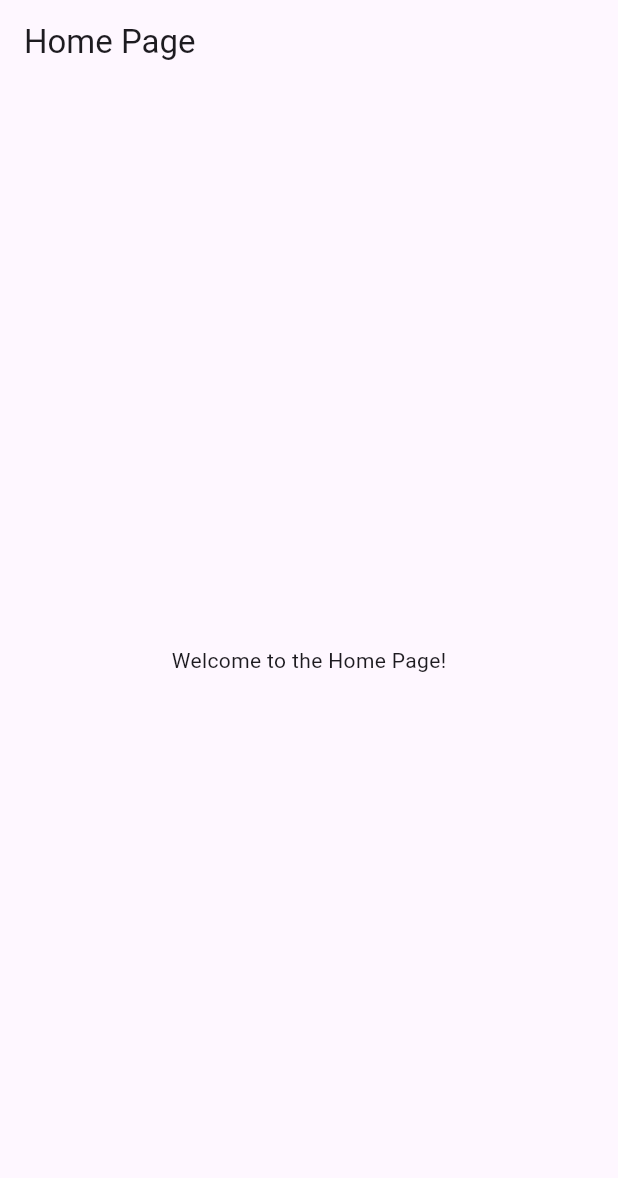
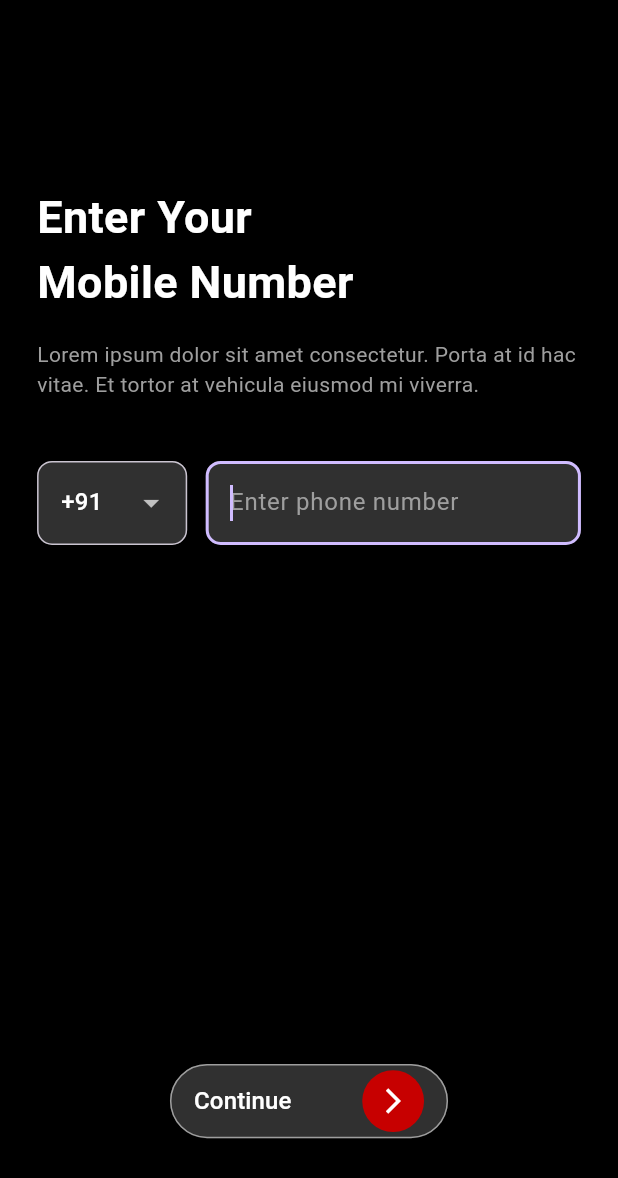
Before and after one commit to deepakdas-d/Noviindus_Machine_Task, a Flutter app: the screen it shows after launch, on a phone screen of 412 x 824 dp. Shown: the top 1178 px of the screen. Run offline on Flutter 3.47's test engine with Material 3 defaults, Android fonts, the phone set to English and light mode, and no system bars; our stand-ins replace flutter_dotenv, shared_preferences; accounts and stored records are empty.

Commit message:
login and logout set up completed with UI and Funtionalities

```diff
--- a/lib/main.dart
+++ b/lib/main.dart
@@ -1,22 +1,57 @@
 import 'package:flutter/material.dart';
-import 'package:noviindus/screens/home.dart';
+import 'package:flutter_dotenv/flutter_dotenv.dart';
+import 'package:provider/provider.dart';
+import 'providers/auth_provider.dart';
+import 'screens/login.dart';
+import 'screens/home.dart';
 
-void main() {
-  runApp(const MyApp());
+Future<void> main() async {
+  WidgetsFlutterBinding.ensureInitialized();
+  await dotenv.load(fileName: ".env");
+
+  runApp(
+    MultiProvider(
+      providers: [ChangeNotifierProvider(create: (_) => AuthProvider())],
+      child: const MyApp(),
+    ),
+  );
 }
 
 class MyApp extends StatelessWidget {
   const MyApp({super.key});
 
+  Future<void> _initializeAuth(BuildContext context) async {
+    final authProvider = Provider.of<AuthProvider>(context, listen: false);
+    await authProvider.loadUser(); // Load saved user/token
+  }
+
   @override
   Widget build(BuildContext context) {
-    return MaterialApp(
-      debugShowCheckedModeBanner: false,
-      title: 'Flutter Demo',
-      theme: ThemeData(
-        colorScheme: ColorScheme.fromSeed(seedColor: Colors.deepPurple),
-      ),
-      home: const Home(),
+    return FutureBuilder(
+      future: _initializeAuth(context),
+      builder: (context, snapshot) {
+        if (snapshot.connectionState != ConnectionState.done) {
+          // Show loading while checking saved login
+          return const MaterialApp(
+            home: Scaffold(body: Center(child: CircularProgressIndicator())),
+          );
+        }
+
+        final authProvider = Provider.of<AuthProvider>(context);
+
+        return MaterialApp(
+          debugShowCheckedModeBanner: false,
+          title: 'Noviindus Auth Demo',
+          theme: ThemeData.dark(),
+          home: authProvider.isLoggedIn ? const Home() : const Login(),
+          routes: {
+            '/login': (context) => const Login(),
+            '/home': (context) => const Home(),
+          },
+          onUnknownRoute: (settings) =>
+              MaterialPageRoute(builder: (context) => const Login()),
+        );
+      },
     );
   }
 }
--- /dev/null
+++ b/lib/models/login_modal.dart
@@ -0,0 +1,32 @@
+class LoginResponse {
+  final bool status;
+  final bool privilage;
+  final String phone;
+  final String refreshToken;
+  final String accessToken;
+
+  LoginResponse({
+    required this.status,
+    required this.privilage,
+    required this.phone,
+    required this.refreshToken,
+    required this.accessToken,
+  });
+
+  factory LoginResponse.fromJson(Map<String, dynamic> json) {
+    return LoginResponse(
+      status: json['status'] ?? false,
+      privilage: json['privilage'] ?? false,
+      phone: json['phone'] ?? '',
+      refreshToken: json['token']?['refresh'] ?? '',
+      accessToken: json['token']?['access'] ?? '',
+    );
+  }
+
+  Map<String, dynamic> toJson() => {
+    'status': status,
+    'privilage': privilage,
+    'phone': phone,
+    'token': {'refresh': refreshToken, 'access': accessToken},
+  };
+}
--- /dev/null
+++ b/lib/screens/login.dart
@@ -0,0 +1,188 @@
+import 'package:flutter/material.dart';
+import 'package:provider/provider.dart';
+import '../providers/auth_provider.dart';
+
+class Login extends StatelessWidget {
+  const Login({super.key});
+
+  @override
+  Widget build(BuildContext context) {
+    final authProvider = Provider.of<AuthProvider>(context, listen: true);
+    final phoneController = TextEditingController();
+    final phoneFocusNode = FocusNode();
+    final scrollController = ScrollController();
+
+    // UI constants
+    final List<String> countryCodes = ['+91', '+1', '+44', '+971', '+61'];
+
+    // MediaQuery for responsive sizes
+    final screenHeight = MediaQuery.of(context).size.height;
+    final screenWidth = MediaQuery.of(context).size.width;
+
+    // Common login function
+    Future<void> submitLogin() async {
+      FocusScope.of(context).unfocus();
+      final phone = phoneController.text.trim();
+      if (phone.isEmpty) {
+        ScaffoldMessenger.of(context).showSnackBar(
+          const SnackBar(content: Text("Please enter your number")),
+        );
+        return;
+      }
+      await authProvider.login(authProvider.selectedCode, phone, context);
+    }
+
+    return Scaffold(
+      backgroundColor: Colors.black,
+      body: Padding(
+        padding: EdgeInsets.symmetric(horizontal: screenWidth * 0.06),
+        child: SingleChildScrollView(
+          controller: scrollController,
+          child: Column(
+            crossAxisAlignment: CrossAxisAlignment.start,
+            children: [
+              SizedBox(height: screenHeight * 0.15),
+              const Text(
+                "Enter Your \nMobile Number",
+                style: TextStyle(
+                  fontSize: 30,
+                  color: Colors.white,
+                  fontWeight: FontWeight.bold,
+                ),
+              ),
+              SizedBox(height: screenHeight * 0.02),
+              const Text(
+                'Lorem ipsum dolor sit amet consectetur. Porta at id hac vitae. Et tortor at vehicula eiusmod mi viverra.',
+                style: TextStyle(color: Colors.grey),
+                textAlign: TextAlign.left,
+              ),
+              SizedBox(height: screenHeight * 0.05),
+
+              // Country Code + Phone Field
+              Row(
+                children: [
+                  Expanded(
+                    flex: 2,
+                    child: DropdownButtonFormField<String>(
+                      value: authProvider.selectedCode,
+                      dropdownColor: Colors.grey[900],
+                      decoration: InputDecoration(
+                        filled: true,
+                        fillColor: Colors.grey[850],
+                        border: OutlineInputBorder(
+                          borderRadius: BorderRadius.circular(10),
+                        ),
+                      ),
+                      items: countryCodes
+                          .map(
+                            (code) => DropdownMenuItem(
+                              value: code,
+                              child: Text(
+                                code,
+                                style: const TextStyle(color: Colors.white),
+                              ),
+                            ),
+                          )
+                          .toList(),
+                      onChanged: (value) {
+                        if (value != null)
+                          authProvider.updateCountryCode(value);
+                      },
+                    ),
+                  ),
+                  SizedBox(width: screenWidth * 0.03),
+                  Expanded(
+                    flex: 5,
+                    child: TextField(
+                      autofocus: true,
+                      focusNode: phoneFocusNode,
+                      controller: phoneController,
+                      keyboardType: TextInputType.number,
+                      textInputAction: TextInputAction.done,
+                      style: const TextStyle(color: Colors.white),
+                      decoration: InputDecoration(
+                        hintText: "Enter phone number",
+                        hintStyle: const TextStyle(color: Colors.grey),
+                        filled: true,
+                        fillColor: Colors.grey[850],
+                        border: OutlineInputBorder(
+                          borderRadius: BorderRadius.circular(10),
+                        ),
+                      ),
+                      onSubmitted: (_) async {
+                        // Scroll to the bottom (Continue button)
+                        scrollController.animateTo(
+                          scrollController.position.maxScrollExtent,
+                          duration: const Duration(milliseconds: 300),
+                          curve: Curves.easeInOut,
+                        );
+                        await submitLogin();
+                      },
+                    ),
+                  ),
+                ],
+              ),
+
+              SizedBox(height: screenHeight * 0.42),
+
+              Center(
+                child: SizedBox(
+                  width: screenWidth * 0.45,
+                  height: screenHeight * 0.06,
+                  child: ElevatedButton(
+                    style: ElevatedButton.styleFrom(
+                      backgroundColor: Colors.grey[850],
+                      side: const BorderSide(color: Colors.grey),
+                      shape: RoundedRectangleBorder(
+                        borderRadius: BorderRadius.circular(50),
+                      ),
+                      padding: const EdgeInsets.symmetric(
+                        vertical: 0,
+                        horizontal: 16,
+                      ),
+                    ),
+                    onPressed: authProvider.isLoading ? null : submitLogin,
+                    child: authProvider.isLoading
+                        ? const CircularProgressIndicator(color: Colors.white)
+                        : Row(
+                            mainAxisAlignment: MainAxisAlignment.spaceBetween,
+                            children: [
+                              Flexible(
+                                child: Text(
+                                  "Continue",
+                                  style: const TextStyle(
+                                    color: Colors.white,
+                                    fontSize: 16,
+                                    fontWeight: FontWeight.w500,
+                                  ),
+                                  overflow: TextOverflow.ellipsis,
+                                ),
+                              ),
+                              Container(
+                                width: screenHeight * 0.05,
+                                height: screenHeight * 0.05,
+                                decoration: const BoxDecoration(
+                                  color: Color(0xFFC70000),
+                                  shape: BoxShape.circle,
+                                ),
+                                child: const Center(
+                                  child: Icon(
+                                    Icons.arrow_forward_ios,
+                                    color: Colors.white,
+                                    size: 20,
+                                  ),
+                                ),
+                              ),
+                            ],
+                          ),
+                  ),
+                ),
+              ),
+              SizedBox(height: screenHeight * 0.05),
+            ],
+          ),
+        ),
+      ),
+    );
+  }
+}
--- /dev/null
+++ b/lib/services/auth_service.dart
@@ -0,0 +1,46 @@
+import 'dart:convert';
+import 'dart:developer';
+import 'package:flutter_dotenv/flutter_dotenv.dart';
+import 'package:http/http.dart' as http;
+import 'package:noviindus/models/login_modal.dart';
+
+class AuthService {
+  final String baseUrl = dotenv.env['API_BASE_URL'] ?? '';
+
+  Future<LoginResponse?> verifyOtp(String countryCode, String phone) async {
+    log("$baseUrl/otp_verified");
+    final url = Uri.parse('$baseUrl/otp_verified');
+    final headers = {
+      'Content-Type': 'application/json',
+      'Accept': 'application/json',
+    };
+
+    final body = json.encode({"phone": phone, "country_code": countryCode});
+
+    final request = http.Request('POST', url)
+      ..headers.addAll(headers)
+      ..body = body;
+
+    final response = await request.send();
+    final responseBody = await response.stream.bytesToString();
+
+    if (response.statusCode == 202) {
+      return LoginResponse.fromJson(json.decode(responseBody));
+    } else {
+      // Throw an exception with status code and message
+      throw HttpException(
+        message: json.decode(responseBody)['message'] ?? response.reasonPhrase,
+        code: response.statusCode,
+      );
+    }
+  }
+}
+
+class HttpException implements Exception {
+  final String message;
+  final int code;
+  HttpException({required this.message, required this.code});
+
+  @override
+  String toString() => 'HttpException($code): $message';
+}
```
Also changed, not shown: lib/providers/auth_provider.dart (added, +105 -0 lines), lib/screens/home.dart (+18 -1 lines), pubspec.yaml (+8 -67 lines), lib/login.dart (deleted), pubspec.lock, 2 other files.
